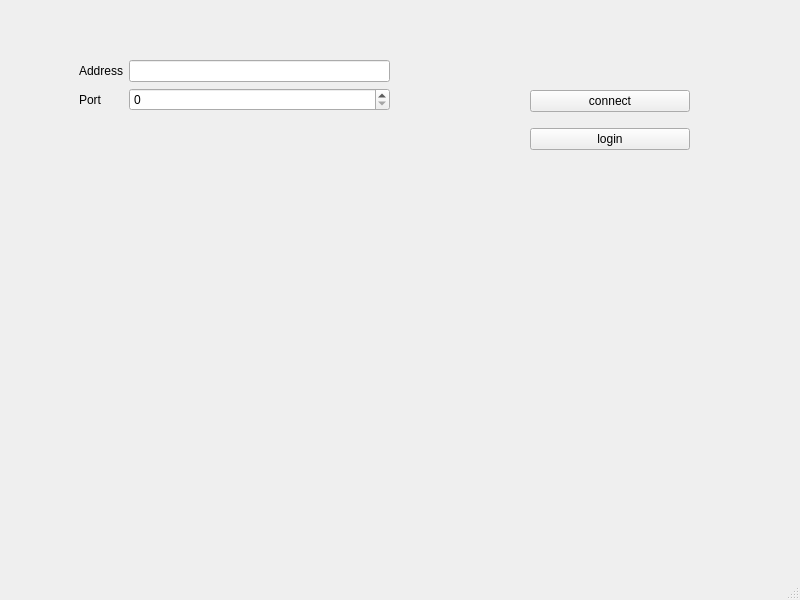
Old version of the form Client/src/ui/babelHomePage.ui in the repository Octopus773/Babel.
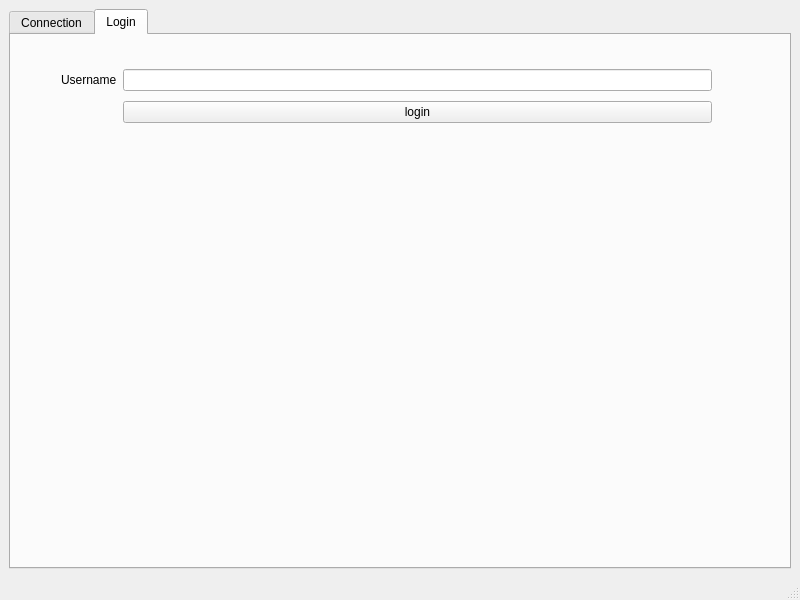
New version of the form. The open tabs and pages were chosen to show the change.

Commit message: trying to use login

```diff
--- a/Client/src/ui/babelHomePage.ui
+++ b/Client/src/ui/babelHomePage.ui
@@ -14,42 +14,29 @@
    <string>Babel</string>
   </property>
   <widget class="QWidget" name="centralwidget">
-   <widget class="QWidget" name="verticalLayoutWidget">
-    <property name="geometry">
-     <rect>
-      <x>530</x>
-      <y>80</y>
-      <width>160</width>
-      <height>80</height>
-     </rect>
-    </property>
     <layout class="QVBoxLayout" name="verticalLayout">
      <item>
-      <widget class="QPushButton" name="button_connect">
-       <property name="text">
-        <string>connect</string>
-       </property>
-      </widget>
-     </item>
-     <item>
-      <widget class="QPushButton" name="button_login">
-       <property name="text">
-        <string>login</string>
-       </property>
-      </widget>
-     </item>
-    </layout>
-   </widget>
-   <widget class="QWidget" name="formLayoutWidget">
+     <widget class="QTabWidget" name="formTabWidget">
+      <property name="enabled">
+       <bool>true</bool>
+      </property>
+      <property name="currentIndex">
+       <number>0</number>
+      </property>
+      <widget class="QWidget" name="page1">
+       <attribute name="title">
+        <string>Connection</string>
+       </attribute>
+       <widget class="QWidget" name="formLayoutWidget_2">
     <property name="geometry">
      <rect>
-      <x>79</x>
-      <y>60</y>
-      <width>311</width>
-      <height>171</height>
-     </rect>
-    </property>
-    <layout class="QFormLayout" name="formLayout">
+          <x>90</x>
+          <y>20</y>
+          <width>501</width>
+          <height>96</height>
+         </rect>
+        </property>
+        <layout class="QGridLayout" name="gridLayout_3">
      <item row="0" column="0">
       <widget class="QLabel" name="label">
        <property name="text">
@@ -78,8 +65,60 @@
        </property>
       </widget>
      </item>
-    </layout>
-   </widget>
+         <item row="2" column="1">
+          <widget class="QPushButton" name="button_connect">
+           <property name="text">
+            <string>connect</string>
+           </property>
+          </widget>
+         </item>
+        </layout>
+       </widget>
+      </widget>
+      <widget class="QWidget" name="page2">
+       <property name="enabled">
+        <bool>true</bool>
+       </property>
+       <attribute name="title">
+        <string>Login</string>
+       </attribute>
+       <widget class="QWidget" name="formLayoutWidget">
+        <property name="geometry">
+         <rect>
+          <x>50</x>
+          <y>30</y>
+          <width>651</width>
+          <height>62</height>
+         </rect>
+        </property>
+        <layout class="QGridLayout" name="gridLayout_2">
+         <item row="0" column="0">
+          <widget class="QLabel" name="label_3">
+           <property name="text">
+            <string>Username</string>
+           </property>
+          </widget>
+         </item>
+         <item row="0" column="1">
+          <widget class="QLineEdit" name="input_login_username">
+           <property name="maxLength">
+            <number>10</number>
+           </property>
+          </widget>
+         </item>
+         <item row="1" column="1">
+          <widget class="QPushButton" name="button_login">
+           <property name="text">
+            <string>login</string>
+           </property>
+          </widget>
+         </item>
+        </layout>
+       </widget>
+      </widget>
+     </widget>
+    </item>
+   </layout>
   </widget>
   <widget class="QMenuBar" name="menubar">
    <property name="geometry">
```
Lines whose indentation alone changed are shown as unchanged. The commit also changes 3 other files.
